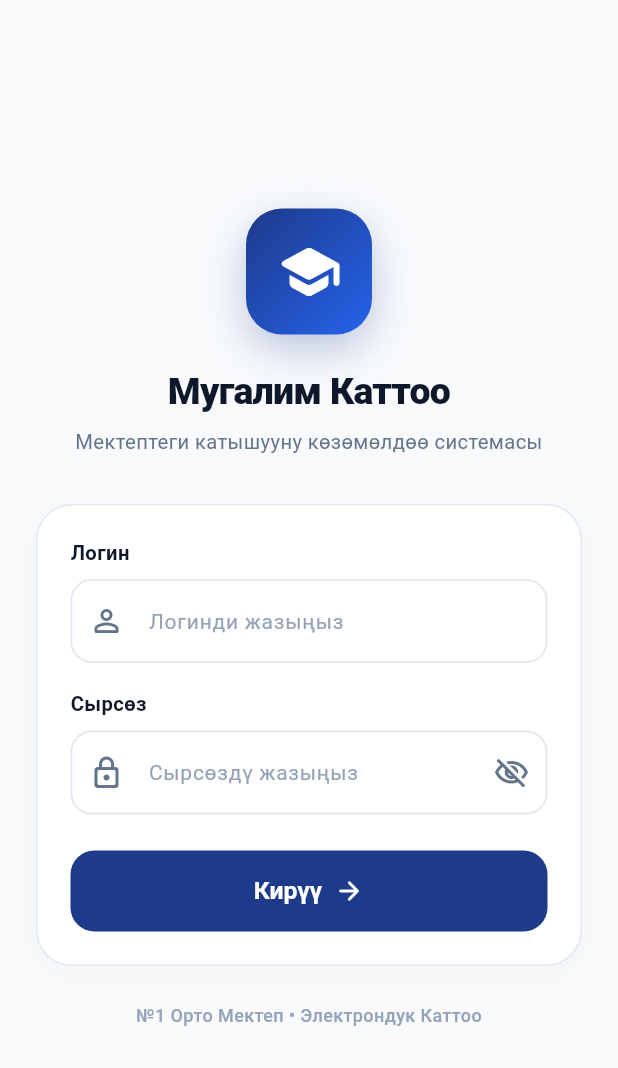
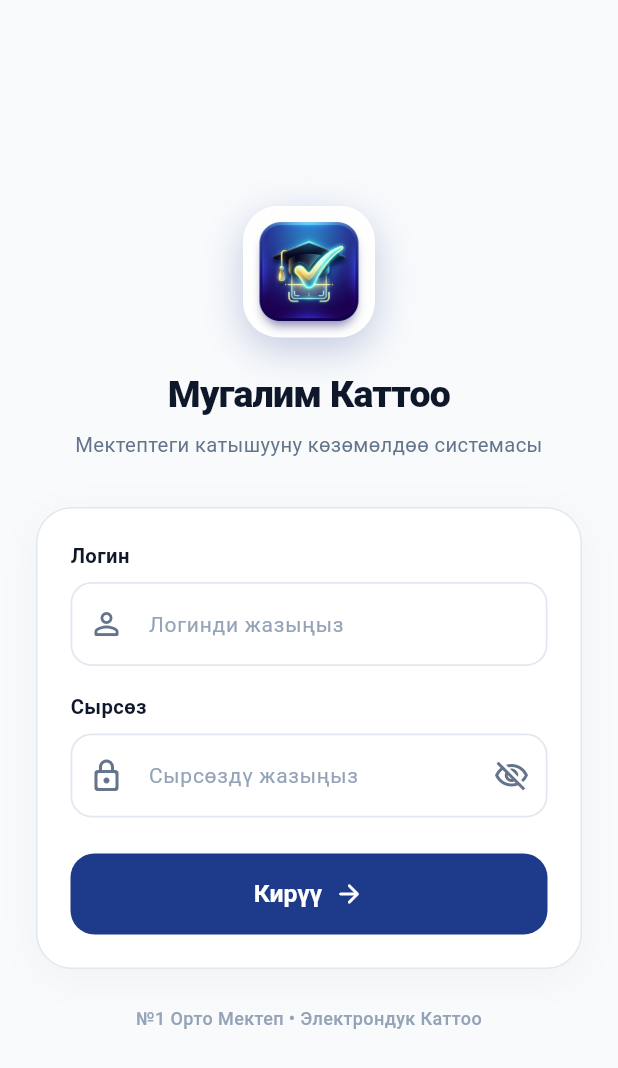
Before and after one commit to nurgazyusonovv-art/teacher-attendance, a Flutter app: the screen it shows after launch, on a phone screen of 412 x 824 dp. Shown: the top 1068 px of the screen. Run offline on Flutter 3.47's test engine with Material 3 defaults, Android fonts, the phone set to English and light mode, and no system bars; our stand-ins replace dio, equatable, flutter_bloc, flutter_secure_storage, geolocator, go_router and 1 more; missing offline and left inert: mobile_scanner; accounts and stored records are empty.

Commit message:
feat(mobile): add iOS Cupertino timepicker and app logo branding

```diff
--- a/mobile/lib/features/admin/presentation/screens/add_teacher_screen.dart
+++ b/mobile/lib/features/admin/presentation/screens/add_teacher_screen.dart
@@ -96,7 +96,7 @@ class _AddTeacherScreenState extends State<AddTeacherScreen> {
     setState(() => _isLoading = true);
     final messenger = ScaffoldMessenger.of(context);
 
-    final success = await _repository.createTeacher(
+    final (success, errorMsg) = await _repository.createTeacher(
       fullName: _nameController.text.trim(),
       username: _usernameController.text.trim(),
       subject: _subjectController.text.trim(),
@@ -117,8 +117,8 @@ class _AddTeacherScreenState extends State<AddTeacherScreen> {
         context.pop(true);
       } else {
         messenger.showSnackBar(
-          const SnackBar(
-            content: Text('Ката кетти. Логин кайталанбашы керек.'),
+          SnackBar(
+            content: Text(errorMsg ?? 'Ката кетти. Кайра аракет кылыңыз.'),
             backgroundColor: AppTheme.errorColor,
           ),
         );
--- a/mobile/lib/features/admin/presentation/screens/teacher_detail_screen.dart
+++ b/mobile/lib/features/admin/presentation/screens/teacher_detail_screen.dart
@@ -1,6 +1,7 @@
 import 'package:flutter/material.dart';
 import 'package:intl/intl.dart';
 import '../../../../core/theme/app_theme.dart';
+import '../../../../core/widgets/ios_time_picker.dart';
 import '../../data/repositories/admin_mobile_repository.dart';
 
 class TeacherDetailScreen extends StatefulWidget {
@@ -139,7 +140,7 @@ class _TeacherDetailScreenState extends State<TeacherDetailScreen> with SingleTi
                     ),
                     contentPadding: EdgeInsets.zero,
                     onTap: () async {
-                      final picked = await showTimePicker(context: context, initialTime: startTime);
+                      final picked = await showIosTimePicker(context: context, initialTime: startTime, title: 'Келүү убактысы');
                       if (picked != null) setModalState(() => startTime = picked);
                     },
                   ),
@@ -152,7 +153,7 @@ class _TeacherDetailScreenState extends State<TeacherDetailScreen> with SingleTi
                     ),
                     contentPadding: EdgeInsets.zero,
                     onTap: () async {
-                      final picked = await showTimePicker(context: context, initialTime: endTime);
+                      final picked = await showIosTimePicker(context: context, initialTime: endTime, title: 'Кетүү убактысы');
                       if (picked != null) setModalState(() => endTime = picked);
                     },
                   ),
--- a/mobile/lib/features/auth/presentation/screens/login_screen.dart
+++ b/mobile/lib/features/auth/presentation/screens/login_screen.dart
@@ -79,27 +79,24 @@ class _LoginScreenState extends State<LoginScreen> {
                       // Logo & Header
                       Center(
                         child: Container(
-                          width: 84,
-                          height: 84,
+                          width: 88,
+                          height: 88,
                           decoration: BoxDecoration(
-                            gradient: const LinearGradient(
-                              colors: [AppTheme.primaryGradientStart, AppTheme.primaryGradientEnd],
-                              begin: Alignment.topLeft,
-                              end: Alignment.bottomRight,
-                            ),
                             borderRadius: BorderRadius.circular(24),
                             boxShadow: [
                               BoxShadow(
-                                color: AppTheme.primaryColor.withValues(alpha: 0.28),
-                                blurRadius: 24,
-                                offset: const Offset(0, 10),
+                                color: AppTheme.primaryColor.withValues(alpha: 0.25),
+                                blurRadius: 22,
+                                offset: const Offset(0, 8),
                               ),
                             ],
                           ),
-                          child: const Icon(
-                            Icons.school_rounded,
-                            size: 44,
-                            color: Colors.white,
+                          child: ClipRRect(
+                            borderRadius: BorderRadius.circular(24),
+                            child: Image.asset(
+                              'assets/images/app_logo.png',
+                              fit: BoxFit.cover,
+                            ),
                           ),
                         ),
                       ),
--- a/mobile/pubspec.yaml
+++ b/mobile/pubspec.yaml
@@ -30,3 +30,5 @@ dev_dependencies:
 
 flutter:
   uses-material-design: true
+  assets:
+    - assets/images/
```
Also changed, not shown: mobile/lib/core/widgets/ios_time_picker.dart (added, +80 -0 lines), mobile/lib/features/admin/data/repositories/admin_mobile_repository.dart (+30 -10 lines), mobile/lib/features/admin/presentation/screens/admin_main_screen.dart (+7 -0 lines), mobile/lib/features/admin/presentation/screens/tabs/admin_schedules_tab.dart (+21 -6 lines), mobile/lib/features/attendance/presentation/screens/home_screen.dart (+7 -1 lines), mobile/lib/features/profile/presentation/screens/profile_screen.dart (+33 -0 lines), mobile/assets/images/app_logo.png (added), 1 other file.
